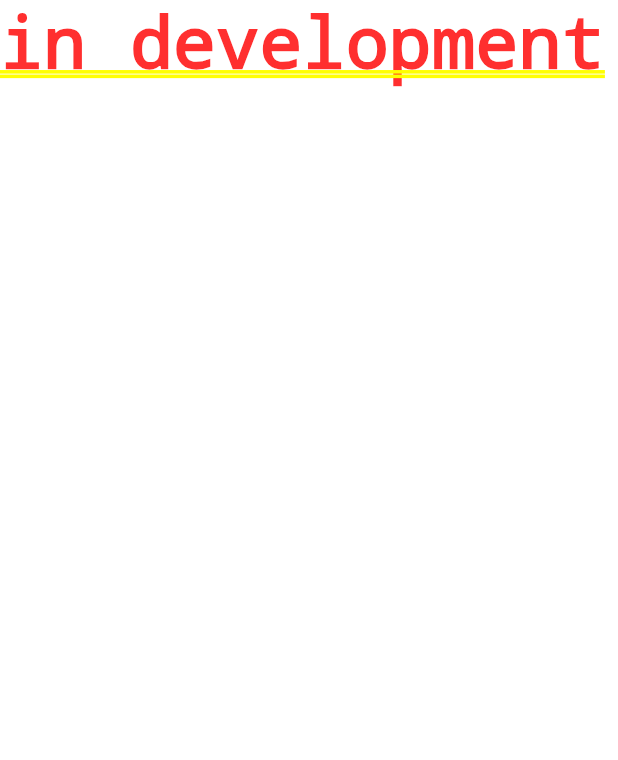
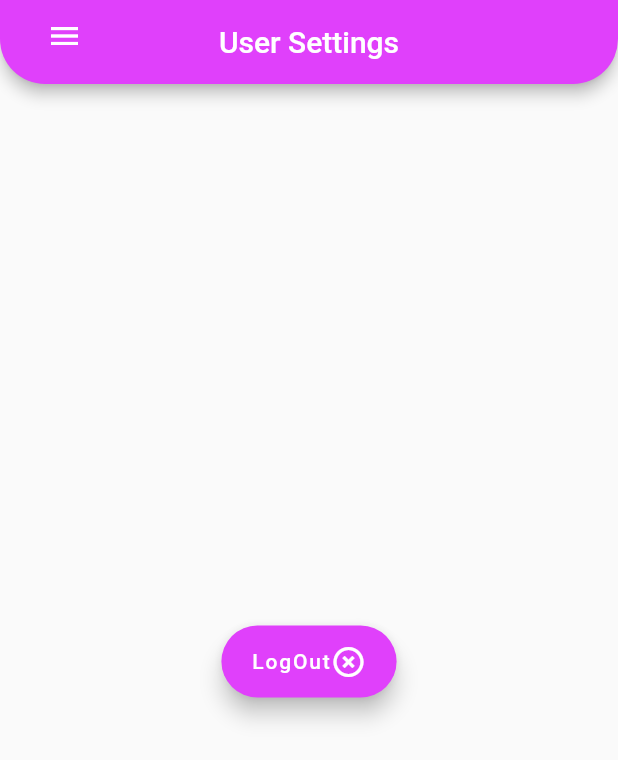
Before and after one commit to AmineFouzai/Awesome_Todos_App, a Flutter app: the SettingsSection widget shown alone on an empty page, opened directly, after a tap on the "arrow forward" icon, on a phone screen of 412 x 824 dp. Shown: the top 760 px of the screen. Run offline on Flutter 3.47's test engine with Material 2 defaults, Android fonts, the light colour scheme and no system bars; our stand-ins replace splashscreen; missing offline and left inert: fab_circular_menu.

Commit message:
Add files via upload

```diff
--- a/lib/screens/SettingsSection.dart
+++ b/lib/screens/SettingsSection.dart
@@ -3,7 +3,8 @@ import "package:flutter/material.dart";
 class SettingsSection extends StatefulWidget {
   final String sectionTitle;
   final Icon sectionIcon;
-  SettingsSection({this.sectionTitle, this.sectionIcon});
+  final Widget route;
+  SettingsSection({this.sectionTitle, this.sectionIcon, this.route});
 
   @override
   _SettingsSectionState createState() => _SettingsSectionState();
@@ -19,9 +20,8 @@ Widget Hr() {
 }
 
 class _SettingsSectionState extends State<SettingsSection> {
-  _actionRouter(context) {
-    Navigator.push(context,
-        MaterialPageRoute(builder: (context) => Text("in development")));
+  _actionRouter(context, child) {
+    Navigator.push(context, MaterialPageRoute(builder: (context) => child));
   }
 
   @override
@@ -50,7 +50,7 @@ class _SettingsSectionState extends State<SettingsSection> {
         ),
         GestureDetector(
             onTap: () {
-              _actionRouter(context);
+              _actionRouter(context, widget.route);
             },
             child: Container(
               child: Row(
--- a/lib/screens/User.dart
+++ b/lib/screens/User.dart
@@ -3,7 +3,7 @@ import 'package:todo_app/screens/Home.dart';
 import 'package:todo_app/server/UserContext.dart';
 
 class User extends StatefulWidget {
-  User({Key key}) : super(key: key);
+  User();
 
   @override
   _UserState createState() => _UserState();
@@ -16,6 +16,7 @@ class _UserState extends State<User> {
 
   @override
   Widget build(BuildContext context) {
+    print(logedIn);
     return logedIn == false
         ? Scaffold(
             resizeToAvoidBottomPadding: false,
--- /dev/null
+++ b/lib/screens/UserSettings.dart
@@ -0,0 +1,60 @@
+import 'package:flutter/material.dart';
+import 'package:todo_app/screens/Menu.dart';
+import 'package:todo_app/screens/User.dart';
+
+class UserSettings extends StatefulWidget {
+  UserSettings({Key key}) : super(key: key);
+
+  @override
+  _UserSettingsState createState() => _UserSettingsState();
+}
+
+class _UserSettingsState extends State<UserSettings> {
+  GlobalKey<ScaffoldState> _scaffoldKey = new GlobalKey<ScaffoldState>();
+  @override
+  Widget build(BuildContext context) {
+    return Container(
+      child: Scaffold(
+        key: _scaffoldKey,
+        drawer: Container(
+          margin: EdgeInsets.all(0),
+          padding: EdgeInsets.all(0),
+          child: Menu(),
+        ),
+        appBar: AppBar(
+          title: Text("User Settings"),
+          centerTitle: true,
+          backgroundColor: Colors.purpleAccent,
+          leading: IconButton(
+              padding: EdgeInsets.fromLTRB(30, 0, 0, 8),
+              icon: Icon(
+                Icons.menu,
+                color: Colors.white,
+              ),
+              onPressed: () {
+                _scaffoldKey.currentState.openDrawer();
+              }),
+          shape: RoundedRectangleBorder(
+              borderRadius: BorderRadius.vertical(bottom: Radius.circular(30))),
+        ),
+        body: Center(
+          child: Container(
+            margin: EdgeInsets.only(
+                top: MediaQuery.of(context).size.height /
+                    MediaQuery.of(context).size.width),
+            padding: EdgeInsets.all(100),
+            child: FloatingActionButton.extended(
+                backgroundColor: Colors.purpleAccent,
+                onPressed: () {
+                  Navigator.push(
+                      context, MaterialPageRoute(builder: (context) => User()));
+                },
+                label: Row(
+                  children: <Widget>[Text("LogOut"), Icon(Icons.highlight_off)],
+                )),
+          ),
+        ),
+      ),
+    );
+  }
+}
--- a/lib/server/UserContext.dart
+++ b/lib/server/UserContext.dart
@@ -1,4 +1,4 @@
-final List<String> users = ['ala', '123'];
+final List<String> users = ['thehanterx2@gmail.com', '123456'];
 
 bool login(email, pass) {
   return users.indexOf(email) != -1
```
Also changed, not shown: lib/screens/Actions.dart (+8 -0 lines), lib/screens/AssignmentsSettings.dart (added, +68 -0 lines), lib/screens/EventSettings.dart (added, +65 -0 lines), lib/screens/TodoSettings.dart (added, +66 -0 lines), 1 other file.
